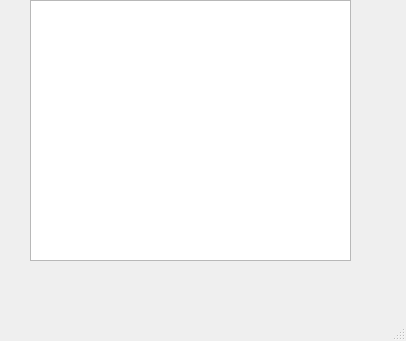
The window that main.ui (PetyaVasya/coffe) describes before a commit, drawn with Qt 5.
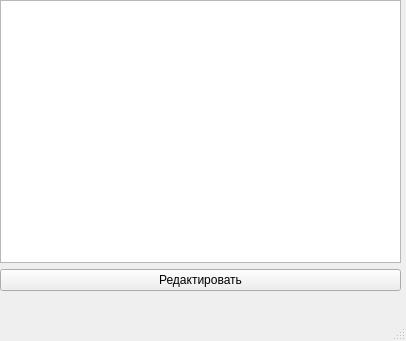
The same window after the commit.

```diff
--- a/main.ui
+++ b/main.ui
@@ -17,16 +17,23 @@
    <widget class="QWidget" name="verticalLayoutWidget">
     <property name="geometry">
      <rect>
-      <x>30</x>
+      <x>0</x>
       <y>0</y>
-      <width>321</width>
-      <height>261</height>
+      <width>401</width>
+      <height>291</height>
      </rect>
     </property>
     <layout class="QVBoxLayout" name="verticalLayout">
      <item>
       <widget class="QTableWidget" name="tableWidget"/>
      </item>
+     <item>
+      <widget class="QPushButton" name="pushButton">
+       <property name="text">
+        <string>Редактировать</string>
+       </property>
+      </widget>
+     </item>
     </layout>
    </widget>
   </widget>
```
